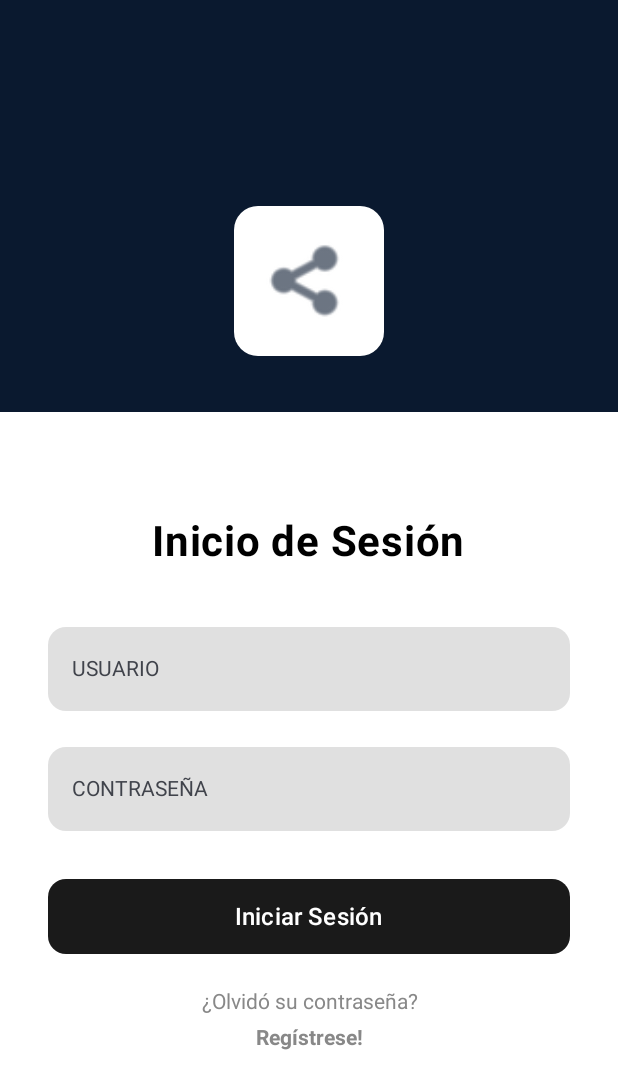
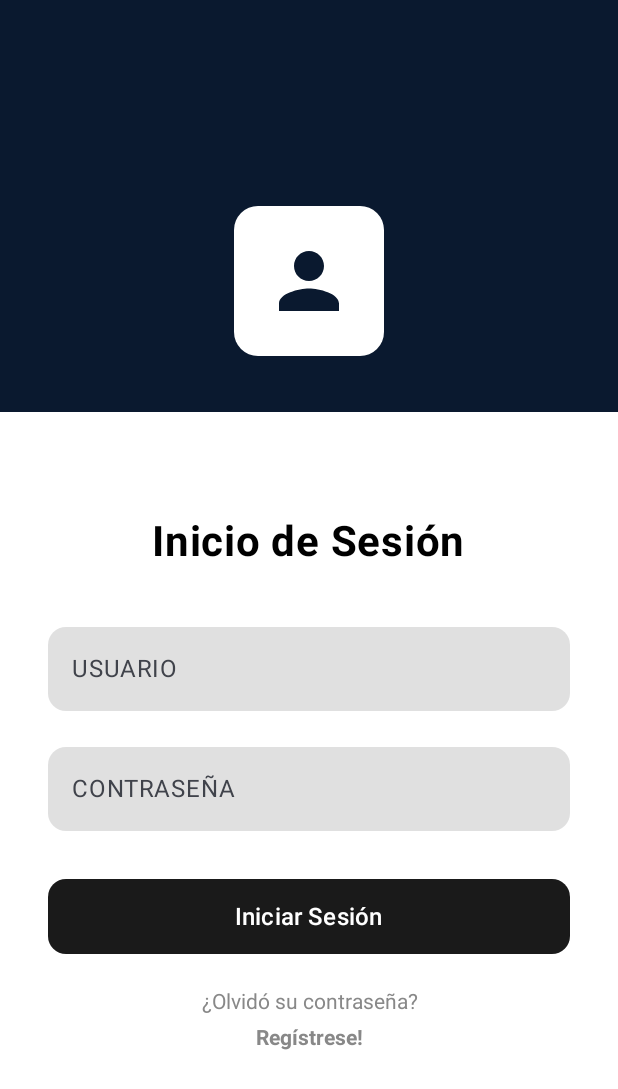
Before and after one commit to CamiloGuasca/ProyectGrado, an Android app built with Jetpack Compose: the screen it shows after launch (MainActivity), on a phone screen of 412 x 824 dp. Shown: the top 1089 px of the screen. Run offline under Robolectric (Android 15) with nearby library versions, the phone set to English and light mode, and no system bars; our stand-ins replace Firebase (no records; nobody signed in at launch, a user with empty details on screens opened directly).

Commit message:
estableciendo el inicio de sesion SUEÑO

```diff
--- a/app/src/main/java/com/example/proyectogrado/MainActivity.kt
+++ b/app/src/main/java/com/example/proyectogrado/MainActivity.kt
@@ -1,59 +1,62 @@
 package com.example.proyectogrado
 
 import android.os.Bundle
-import com.google.firebase.analytics.FirebaseAnalytics
-import com.google.firebase.ktx.Firebase
-import com.google.firebase.analytics.ktx.analytics
 import androidx.activity.ComponentActivity
 import androidx.activity.compose.setContent
 import androidx.activity.viewModels
-import androidx.compose.material3.MaterialTheme
+import androidx.compose.material3.Text
 import androidx.compose.runtime.*
+import com.example.proyectogrado.domain.model.Usuario
 import com.example.proyectogrado.ui.screens.LoginScreen
-import com.example.proyectogrado.ui.screens.Prueba
 import com.example.proyectogrado.ui.screens.RegisterScreenStyled
+import com.example.proyectogrado.ui.screens.ListaUsuariosScreen
 import com.example.proyectogrado.ui.theme.ProyectoGradoTheme
-import androidx.lifecycle.viewmodel.compose.viewModel
 import com.example.proyectogrado.viewmodel.UsuarioViewModel
+import com.google.firebase.analytics.FirebaseAnalytics
+import com.google.firebase.analytics.ktx.analytics
+import com.google.firebase.ktx.Firebase
 import com.google.firebase.FirebaseApp
-import com.google.firebase.firestore.ktx.firestore
-
+import java.util.Locale
 
 class MainActivity : ComponentActivity() {
 
     private val usuarioViewModel: UsuarioViewModel by viewModels()
     private lateinit var firebaseAnalytics: FirebaseAnalytics
+
     override fun onCreate(savedInstanceState: Bundle?) {
         super.onCreate(savedInstanceState)
+
+        // Inicializar Firebase
         FirebaseApp.initializeApp(this)
         firebaseAnalytics = Firebase.analytics
-        val db = Firebase.firestore
-        val data = hashMapOf("mensaje" to "funciona!")
-        db.collection("test").add(data)
-            .addOnSuccessListener {
-                println("✅ ¡Se agregó el documento correctamente!")
-            }
-            .addOnFailureListener {
-                println("❌ Error al agregar documento: ${it.message}")
-            }
-
 
         setContent {
-            var isRegisterScreenVisible by remember { mutableStateOf(false) }
+            var currentScreen by remember { mutableStateOf("login") } // login, register, profe, padre
 
-            ProyectoGradoTheme { // Si no tienes un tema personalizado, puedes usar MaterialTheme directamente
-                if (isRegisterScreenVisible) {
-                    RegisterScreenStyled(
-                        onBack = { isRegisterScreenVisible = false },
+            ProyectoGradoTheme {
+                when (currentScreen) {
+                    "login" -> LoginScreen(
+                        onRegisterClick = { currentScreen = "register" },
+                        onLoginSuccess = { rol ->
+                            currentScreen = when (rol.lowercase(Locale.ROOT)) {
+                                "profesor" -> "profe"
+                                "padre" -> "padre"
+                                else -> "login"
+                            }
+                        },
                         viewModel = usuarioViewModel
                     )
-                } else {
-                    LoginScreen(
-                        onRegisterClick = { isRegisterScreenVisible = true }
+
+                    "register" -> RegisterScreenStyled(
+                        onBack = { currentScreen = "login" },
+                        viewModel = usuarioViewModel
                     )
+
+                    "profe" -> ListaUsuariosScreen()
+
+                    "padre" -> Text("Bienvenido padre de familia")
                 }
             }
         }
     }
-
 }
--- a/app/src/main/java/com/example/proyectogrado/ui/screens/LoginScreen.kt
+++ b/app/src/main/java/com/example/proyectogrado/ui/screens/LoginScreen.kt
@@ -1,132 +1,118 @@
 package com.example.proyectogrado.ui.screens
 
-import androidx.compose.foundation.Image
+import android.widget.Toast
 import androidx.compose.foundation.background
 import androidx.compose.foundation.layout.*
 import androidx.compose.foundation.shape.RoundedCornerShape
 import androidx.compose.foundation.text.ClickableText
 import androidx.compose.foundation.text.KeyboardOptions
+import androidx.compose.material.icons.Icons
+import androidx.compose.material.icons.filled.Person
 import androidx.compose.material3.*
 import androidx.compose.runtime.*
 import androidx.compose.runtime.saveable.rememberSaveable
 import androidx.compose.ui.Alignment
 import androidx.compose.ui.Modifier
-import androidx.compose.ui.draw.clip
 import androidx.compose.ui.graphics.Color
-import androidx.compose.ui.layout.ContentScale
-import androidx.compose.ui.res.painterResource
+import androidx.compose.ui.platform.LocalContext
 import androidx.compose.ui.text.AnnotatedString
 import androidx.compose.ui.text.TextStyle
 import androidx.compose.ui.text.font.FontWeight
 import androidx.compose.ui.text.input.KeyboardType
 import androidx.compose.ui.text.input.PasswordVisualTransformation
 import androidx.compose.ui.text.style.TextAlign
-import androidx.compose.ui.tooling.preview.Preview
 import androidx.compose.ui.unit.dp
 import androidx.compose.ui.unit.sp
+import androidx.lifecycle.viewmodel.compose.viewModel
+import com.example.proyectogrado.viewmodel.UsuarioViewModel
+import java.util.Locale
 
-
-// --- Definición de Colores (Ajusta según tus necesidades) ---
-val DarkBackgroundPattern = Color(0xFF0A192F) // Un azul oscuro como ejemplo
+val DarkBackgroundPattern = Color(0xFF0A192F)
 val LightGrayBackground = Color(0xFFE0E0E0)
 val ButtonDarkColor = Color(0xFF1A1A1A)
 val TextGray = Color.Gray
 
 @Composable
-fun LoginScreen(onRegisterClick: () -> Unit) {
-    // --- State Variables ---
-    // Usamos rememberSaveable para que el texto sobreviva a cambios de configuración (como rotación)
+fun LoginScreen(
+    onRegisterClick: () -> Unit,
+    onLoginSuccess: (String) -> Unit,
+    viewModel: UsuarioViewModel = viewModel()
+) {
+    val context = LocalContext.current
     var username by rememberSaveable { mutableStateOf("") }
     var password by rememberSaveable { mutableStateOf("") }
 
-    // --- Main Layout ---
     Column(
         modifier = Modifier
-            .fillMaxSize() // Ocupa toda la pantalla
-            .background(Color.White) // Fondo principal blanco
+            .fillMaxSize()
+            .background(Color.White)
     ) {
-        // --- Top Section (Dark Background & Logo) ---
         Box(
             modifier = Modifier
                 .fillMaxWidth()
-                .weight(1f) // Ocupa una porción del espacio vertical
-                .background(DarkBackgroundPattern), // Color de fondo oscuro
-            contentAlignment = Alignment.Center // Centra el contenido (logo)
+                .weight(1f)
+                .background(DarkBackgroundPattern),
+            contentAlignment = Alignment.Center
         ) {
-            // Aquí podrías poner una Image con el patrón si lo tienes
-            // Image(painter = painterResource(id = R.drawable.your_pattern), contentDescription = null, contentScale = ContentScale.Crop)
-
-            // --- Logo ---
             Card(
-                shape = RoundedCornerShape(16.dp), // Bordes redondeados para el contenedor del logo
+                shape = RoundedCornerShape(16.dp),
                 modifier = Modifier
-                    .size(100.dp) // Tamaño del contenedor del logo
-                    .offset(y = 50.dp), // Desplaza el logo hacia abajo para que se superponga
-                colors = CardDefaults.cardColors(containerColor = Color.White) // Fondo blanco para el logo
+                    .size(100.dp)
+                    .offset(y = 50.dp),
+                colors = CardDefaults.cardColors(containerColor = Color.White)
             ) {
                 Box(
                     modifier = Modifier.fillMaxSize(),
                     contentAlignment = Alignment.Center
                 ) {
-                    // Reemplaza 'R.drawable.your_logo' con el ID de tu recurso de logo
                     Icon(
-                        painter = painterResource(id = android.R.drawable.ic_menu_share), // Icono de ejemplo
-                        contentDescription = "Logo de la App",
+                        imageVector = Icons.Default.Person,
+                        contentDescription = "Logo",
                         modifier = Modifier.size(60.dp),
-                        tint = DarkBackgroundPattern // Color del icono
+                        tint = DarkBackgroundPattern
                     )
                 }
             }
         }
 
-        // --- Bottom Section (Form) ---
         Column(
             modifier = Modifier
                 .fillMaxWidth()
-                .weight(2f) // Ocupa más espacio vertical que la sección superior
-                .padding(top = 70.dp, start = 32.dp, end = 32.dp, bottom = 32.dp), // Padding (más arriba por el logo)
+                .weight(2f)
+                .padding(top = 70.dp, start = 32.dp, end = 32.dp, bottom = 32.dp),
             horizontalAlignment = Alignment.CenterHorizontally
         ) {
+            Text("Inicio de Sesión", fontSize = 28.sp, fontWeight = FontWeight.Bold)
 
-            // --- Title ---
-            Text(
-                text = "Inicio de Sesión",
-                fontSize = 28.sp,
-                fontWeight = FontWeight.Bold,
-                color = Color.Black
-            )
+            Spacer(modifier = Modifier.height(32.dp))
 
-            Spacer(modifier = Modifier.height(32.dp)) // Espacio vertical
-
-            // --- Username Field ---
             OutlinedTextField(
                 value = username,
                 onValueChange = { username = it },
-                label = { Text("USUARIO", style = TextStyle(fontWeight = FontWeight.Normal)) },
+                label = { Text("USUARIO") },
                 modifier = Modifier.fillMaxWidth(),
-                shape = RoundedCornerShape(12.dp), // Bordes redondeados
+                shape = RoundedCornerShape(12.dp),
                 singleLine = true,
                 colors = OutlinedTextFieldDefaults.colors(
-                    focusedContainerColor = LightGrayBackground, // Color de fondo cuando está enfocado
-                    unfocusedContainerColor = LightGrayBackground, // Color de fondo cuando no está enfocado
+                    focusedContainerColor = LightGrayBackground,
+                    unfocusedContainerColor = LightGrayBackground,
                     disabledContainerColor = LightGrayBackground,
-                    focusedBorderColor = Color.Transparent, // Sin borde al enfocar
-                    unfocusedBorderColor = Color.Transparent // Sin borde normal
+                    focusedBorderColor = Color.Transparent,
+                    unfocusedBorderColor = Color.Transparent
                 )
             )
 
             Spacer(modifier = Modifier.height(16.dp))
 
-            // --- Password Field ---
             OutlinedTextField(
                 value = password,
                 onValueChange = { password = it },
-                label = { Text("CONTRASEÑA", style = TextStyle(fontWeight = FontWeight.Normal)) },
+                label = { Text("CONTRASEÑA") },
                 modifier = Modifier.fillMaxWidth(),
-                shape = RoundedCornerShape(12.dp), // Bordes redondeados
+                shape = RoundedCornerShape(12.dp),
                 singleLine = true,
-                visualTransformation = PasswordVisualTransformation(), // Oculta la contraseña
-                keyboardOptions = KeyboardOptions(keyboardType = KeyboardType.Password), // Teclado de contraseña
+                visualTransformation = PasswordVisualTransformation(),
+                keyboardOptions = KeyboardOptions(keyboardType = KeyboardType.Password),
                 colors = OutlinedTextFieldDefaults.colors(
                     focusedContainerColor = LightGrayBackground,
                     unfocusedContainerColor = LightGrayBackground,
@@ -138,19 +124,28 @@ fun LoginScreen(onRegisterClick: () -> Unit) {
 
             Spacer(modifier = Modifier.height(32.dp))
 
-            // --- Login Button ---
             Button(
                 onClick = {
-                    // TODO: Lógica de inicio de sesión aquí
-                    println("Username: $username, Password: $password")
+                    if (username.isNotBlank() && password.isNotBlank()) {
+                        viewModel.login(username, password) { usuario ->
+                            if (usuario != null) {
+                                Toast.makeText(context, "Bienvenido, ${usuario.nombre}", Toast.LENGTH_SHORT).show()
+                                onLoginSuccess(usuario.rol.lowercase(Locale.ROOT)) // ✅ Aquí usamos lowercase seguro
+                            } else {
+                                Toast.makeText(context, "Credenciales incorrectas", Toast.LENGTH_SHORT).show()
+                            }
+                        }
+                    } else {
+                        Toast.makeText(context, "Por favor, llena todos los campos", Toast.LENGTH_SHORT).show()
+                    }
                 },
                 modifier = Modifier
                     .fillMaxWidth()
                     .height(50.dp),
-                shape = RoundedCornerShape(12.dp), // Bordes redondeados
+                shape = RoundedCornerShape(12.dp),
                 colors = ButtonDefaults.buttonColors(
-                    containerColor = ButtonDarkColor, // Color de fondo del botón
-                    contentColor = Color.White // Color del texto del botón
+                    containerColor = ButtonDarkColor,
+                    contentColor = Color.White
                 )
             ) {
                 Text("Iniciar Sesión", fontSize = 16.sp)
@@ -158,38 +153,23 @@ fun LoginScreen(onRegisterClick: () -> Unit) {
 
             Spacer(modifier = Modifier.height(24.dp))
 
-            // --- Footer Links ---
             ClickableText(
                 text = AnnotatedString("¿Olvidó su contraseña?"),
-                onClick = { offset ->
-                    // TODO: Lógica para recuperar contraseña
-                    println("Clic en Olvidó contraseña")
-                },
-                style = TextStyle(
-                    color = TextGray,
-                    textAlign = TextAlign.Center
-                )
+                onClick = { /* TODO */ },
+                style = TextStyle(color = TextGray, textAlign = TextAlign.Center)
             )
 
             Spacer(modifier = Modifier.height(8.dp))
 
             ClickableText(
                 text = AnnotatedString("Regístrese!"),
-                onClick = {onRegisterClick()},
+                onClick = { onRegisterClick() },
                 style = TextStyle(
                     color = TextGray,
-                    fontWeight = FontWeight.Bold, // Un poco más destacado
+                    fontWeight = FontWeight.Bold,
                     textAlign = TextAlign.Center
                 )
             )
-        } // Fin Column (Bottom Section)
-    } // Fin Column (Main Layout)
+        }
+    }
 }
-
-// --- Preview ---/**
-/**
-@Preview(showBackground = true)
-@Composable
-fun DefaultPreview() {
-    LoginScreen()
-}**/
```
Also changed, not shown: app/src/main/java/com/example/proyectogrado/domain/model/Usuario.kt (+7 -7 lines), app/src/main/java/com/example/proyectogrado/ui/screens/ListaUsuariosScreen.kt (added, +44 -0 lines), app/src/main/java/com/example/proyectogrado/viewmodel/ListaUsuariosViewModel.kt (added, +31 -0 lines).
